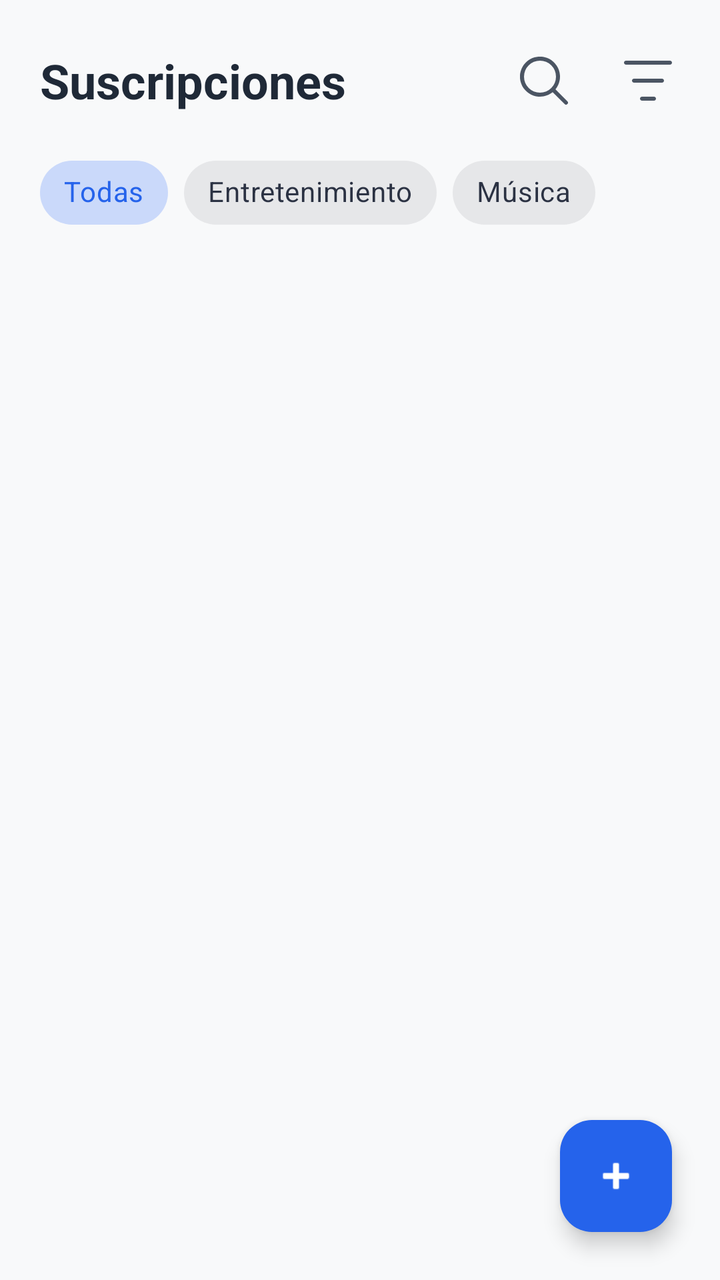
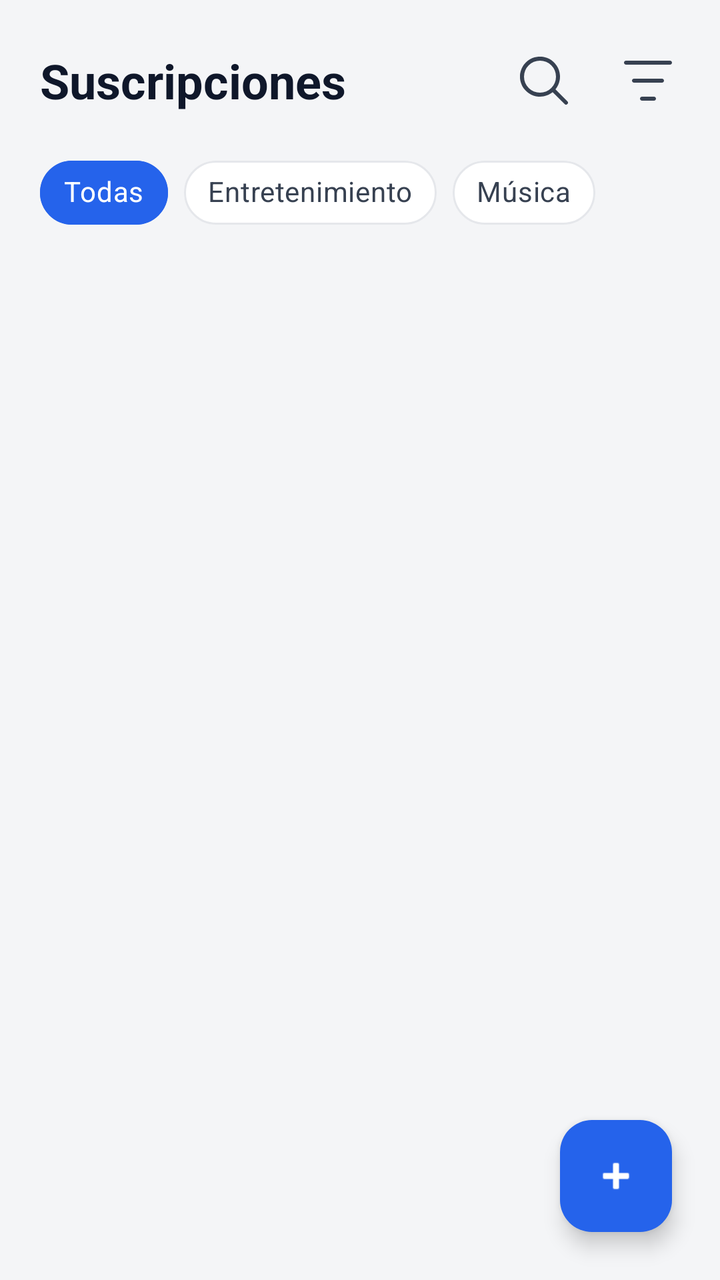

The first picture is an Android layout as it rendered before a commit; the second is the same layout after the commit. The layout source and the unified diff follow.
<!-- AndroidManifest.xml: application theme Theme.SubManager -->
<!-- res/layout/fragment_suscripciones.xml -->
<?xml version="1.0" encoding="utf-8"?>
<androidx.constraintlayout.widget.ConstraintLayout
    xmlns:android="http://schemas.android.com/apk/res/android"
    xmlns:app="http://schemas.android.com/apk/res-auto"
    xmlns:tools="http://schemas.android.com/tools"
    android:layout_width="match_parent"
    android:layout_height="match_parent"
    android:background="#F8F9FA"> <TextView
    android:id="@+id/tvTituloSuscripciones"
    android:layout_width="wrap_content"
    android:layout_height="wrap_content"
    android:layout_marginStart="20dp"
    android:layout_marginTop="24dp"
    android:text="Suscripciones"
    android:textColor="#1F2937"
    android:textSize="24sp"
    android:textStyle="bold"
    app:layout_constraintStart_toStartOf="parent"
    app:layout_constraintTop_toTopOf="parent" />

    <ImageButton
        android:id="@+id/btnFiltro"
        android:layout_width="48dp"
        android:layout_height="48dp"
        android:layout_marginEnd="12dp"
        android:background="?attr/selectableItemBackgroundBorderless"
        android:src="@drawable/ic_filter"
        android:padding="12dp"
        android:scaleType="fitCenter"
        app:tint="#4B5563"
        app:layout_constraintBottom_toBottomOf="@id/tvTituloSuscripciones"
        app:layout_constraintEnd_toEndOf="parent"
        app:layout_constraintTop_toTopOf="@id/tvTituloSuscripciones" />

    <ImageButton
        android:id="@+id/btnBuscar"
        android:layout_width="48dp"
        android:layout_height="48dp"
        android:layout_marginEnd="4dp"
        android:background="?attr/selectableItemBackgroundBorderless"
        android:src="@drawable/ic_search"
        android:padding="12dp"
        android:scaleType="fitCenter"
        app:tint="#4B5563"
        app:layout_constraintBottom_toBottomOf="@id/tvTituloSuscripciones"
        app:layout_constraintEnd_toStartOf="@id/btnFiltro"
        app:layout_constraintTop_toTopOf="@id/tvTituloSuscripciones" />

    <HorizontalScrollView
        android:id="@+id/hsvCategorias"
        android:layout_width="match_parent"
        android:layout_height="wrap_content"
        android:layout_marginTop="16dp"
        android:clipToPadding="false"
        android:paddingHorizontal="20dp"
        android:scrollbars="none"
        app:layout_constraintTop_toBottomOf="@id/tvTituloSuscripciones">

        <com.google.android.material.chip.ChipGroup
            android:id="@+id/cgCategorias"
            android:layout_width="wrap_content"
            android:layout_height="wrap_content"
            app:singleSelection="true"
            app:selectionRequired="true">

            <com.google.android.material.chip.Chip
                android:id="@+id/chipTodas"
                style="@style/Widget.MaterialComponents.Chip.Choice"
                android:layout_width="wrap_content"
                android:layout_height="wrap_content"
                android:checked="true"
                android:text="Todas" />

            <com.google.android.material.chip.Chip
                android:id="@+id/chipEntretenimiento"
                style="@style/Widget.MaterialComponents.Chip.Choice"
                android:layout_width="wrap_content"
                android:layout_height="wrap_content"
                android:text="Entretenimiento" />

            <com.google.android.material.chip.Chip
                android:id="@+id/chipMusica"
                style="@style/Widget.MaterialComponents.Chip.Choice"
                android:layout_width="wrap_content"
                android:layout_height="wrap_content"
                android:text="Música" />

        </com.google.android.material.chip.ChipGroup>
    </HorizontalScrollView>

    <androidx.recyclerview.widget.RecyclerView
        android:id="@+id/rvSuscripciones"
        android:layout_width="match_parent"
        android:layout_height="0dp"
        android:layout_marginTop="12dp"
        android:clipToPadding="false"
        android:paddingBottom="80dp"
        app:layout_constraintBottom_toBottomOf="parent"
        app:layout_constraintTop_toBottomOf="@id/hsvCategorias" />

    <com.google.android.material.floatingactionbutton.FloatingActionButton
        android:id="@+id/fabAgregar"
        android:layout_width="wrap_content"
        android:layout_height="wrap_content"
        android:layout_marginEnd="24dp"
        android:layout_marginBottom="24dp"
        android:src="@android:drawable/ic_input_add"
        app:backgroundTint="#2563EB"
        app:tint="@android:color/white"
        app:layout_constraintBottom_toBottomOf="parent"
        app:layout_constraintEnd_toEndOf="parent" />

</androidx.constraintlayout.widget.ConstraintLayout>
<!-- resources referenced by this layout -->
<resources>
  <!-- drawable ic_filter (drawable) -->
  <vector xmlns:android="http://schemas.android.com/apk/res/android"
      android:width="512dp"
      android:height="512dp"
      android:viewportWidth="24"
      android:viewportHeight="24">
    <path
        android:fillColor="#FF000000"
        android:pathData="M24,3c0,0.55 -0.45,1 -1,1L1,4c-0.55,0 -1,-0.45 -1,-1s0.45,-1 1,-1L23,2c0.55,0 1,0.45 1,1ZM15,20h-6c-0.55,0 -1,0.45 -1,1s0.45,1 1,1h6c0.55,0 1,-0.45 1,-1s-0.45,-1 -1,-1ZM19,11L5,11c-0.55,0 -1,0.45 -1,1s0.45,1 1,1h14c0.55,0 1,-0.45 1,-1s-0.45,-1 -1,-1Z"/>
  </vector>
  <!-- drawable ic_search (drawable) -->
  <vector xmlns:android="http://schemas.android.com/apk/res/android"
      android:width="512dp"
      android:height="512dp"
      android:viewportWidth="24"
      android:viewportHeight="24">
    <path
        android:fillColor="#FF000000"
        android:pathData="M23.707,22.293l-5.969,-5.969a10.016,10.016 0,1 0,-1.414 1.414l5.969,5.969a1,1 0,0 0,1.414 -1.414ZM10,18a8,8 0,1 1,8 -8A8.009,8.009 0,0 1,10 18Z"/>
  </vector>
  <style name="Theme.SubManager" parent="Base.Theme.SubManager" />
  <style name="Base.Theme.SubManager" parent="Theme.Material3.DayNight.NoActionBar">
          <item name="colorPrimary">@color/primary</item>
          <item name="colorPrimaryVariant">@color/primary_dark</item>
          <item name="colorOnPrimary">@color/text_on_primary</item>
          <item name="colorSecondary">@color/accent_purple</item>
          <item name="colorSecondaryVariant">@color/accent_pink</item>
          <item name="colorOnSecondary">@color/text_on_primary</item>
          <item name="android:colorBackground">@color/background</item>
          <item name="colorSurface">@color/surface</item>
          <item name="colorOnSurface">@color/text_primary</item>
          <item name="colorError">@color/error</item>
          <item name="android:statusBarColor">@color/background</item>
          <item name="android:windowLightStatusBar">true</item>
          <item name="android:navigationBarColor">@color/surface</item>
          <item name="android:windowLightNavigationBar">true</item>
          <item name="elevationOverlayEnabled">false</item>
      </style>
  <color name="primary">#2563EB</color>
  <color name="primary_dark">#1D4ED8</color>
  <color name="text_on_primary">#FFFFFF</color>
  <color name="accent_purple">#7C3AED</color>
  <color name="accent_pink">#EC4899</color>
  <color name="background">#F4F5F7</color>
  <color name="surface">#FFFFFF</color>
  <color name="text_primary">#0F172A</color>
  <color name="error">#DC2626</color>
</resources>

<!-- the commit's change to res/layout/fragment_suscripciones.xml (unified diff, before → after) -->
@@ -5,15 +5,14 @@
     xmlns:tools="http://schemas.android.com/tools"
     android:layout_width="match_parent"
     android:layout_height="match_parent"
-    android:background="#F8F9FA"> <TextView
+    android:background="@color/background"> <TextView
     android:id="@+id/tvTituloSuscripciones"
     android:layout_width="wrap_content"
     android:layout_height="wrap_content"
     android:layout_marginStart="20dp"
     android:layout_marginTop="24dp"
     android:text="Suscripciones"
-    android:textColor="#1F2937"
-    android:textSize="24sp"
+    android:textColor="@color/text_primary" android:textSize="24sp"
     android:textStyle="bold"
     app:layout_constraintStart_toStartOf="parent"
     app:layout_constraintTop_toTopOf="parent" />
@@ -27,8 +26,7 @@
         android:src="@drawable/ic_filter"
         android:padding="12dp"
         android:scaleType="fitCenter"
-        app:tint="#4B5563"
-        app:layout_constraintBottom_toBottomOf="@id/tvTituloSuscripciones"
+        app:tint="@color/text_secondary" app:layout_constraintBottom_toBottomOf="@id/tvTituloSuscripciones"
         app:layout_constraintEnd_toEndOf="parent"
         app:layout_constraintTop_toTopOf="@id/tvTituloSuscripciones" />
 
@@ -41,8 +39,7 @@
         android:src="@drawable/ic_search"
         android:padding="12dp"
         android:scaleType="fitCenter"
-        app:tint="#4B5563"
-        app:layout_constraintBottom_toBottomOf="@id/tvTituloSuscripciones"
+        app:tint="@color/text_secondary" app:layout_constraintBottom_toBottomOf="@id/tvTituloSuscripciones"
         app:layout_constraintEnd_toStartOf="@id/btnFiltro"
         app:layout_constraintTop_toTopOf="@id/tvTituloSuscripciones" />
 
@@ -69,21 +66,36 @@
                 android:layout_width="wrap_content"
                 android:layout_height="wrap_content"
                 android:checked="true"
-                android:text="Todas" />
+                android:text="Todas"
+                app:chipBackgroundColor="@color/selector_chip_bg"
+                android:textColor="@color/selector_chip_text"
+                app:chipStrokeColor="@color/selector_chip_stroke"
+                app:chipStrokeWidth="1dp"
+                app:checkedIconVisible="false" />
 
             <com.google.android.material.chip.Chip
                 android:id="@+id/chipEntretenimiento"
                 style="@style/Widget.MaterialComponents.Chip.Choice"
                 android:layout_width="wrap_content"
                 android:layout_height="wrap_content"
-                android:text="Entretenimiento" />
+                android:text="Entretenimiento"
+                app:chipBackgroundColor="@color/selector_chip_bg"
+                android:textColor="@color/selector_chip_text"
+                app:chipStrokeColor="@color/selector_chip_stroke"
+                app:chipStrokeWidth="1dp"
+                app:checkedIconVisible="false" />
 
             <com.google.android.material.chip.Chip
                 android:id="@+id/chipMusica"
                 style="@style/Widget.MaterialComponents.Chip.Choice"
                 android:layout_width="wrap_content"
                 android:layout_height="wrap_content"
-                android:text="Música" />
+                android:text="Música"
+                app:chipBackgroundColor="@color/selector_chip_bg"
+                android:textColor="@color/selector_chip_text"
+                app:chipStrokeColor="@color/selector_chip_stroke"
+                app:chipStrokeWidth="1dp"
+                app:checkedIconVisible="false" />
 
         </com.google.android.material.chip.ChipGroup>
     </HorizontalScrollView>
@@ -105,9 +117,7 @@
         android:layout_marginEnd="24dp"
         android:layout_marginBottom="24dp"
         android:src="@android:drawable/ic_input_add"
-        app:backgroundTint="#2563EB"
-        app:tint="@android:color/white"
-        app:layout_constraintBottom_toBottomOf="parent"
+        app:backgroundTint="@color/primary" app:tint="@color/text_on_primary" app:layout_constraintBottom_toBottomOf="parent"
         app:layout_constraintEnd_toEndOf="parent" />
 
 </androidx.constraintlayout.widget.ConstraintLayout>
<!-- resource entries referenced after the edit -->
@@ -1,5 +1,10 @@
 <!-- resources referenced by this layout -->
 <resources>
+  <color name="background">#F4F5F7</color>
+  <color name="primary">#2563EB</color>
+  <color name="text_on_primary">#FFFFFF</color>
+  <color name="text_primary">#0F172A</color>
+  <color name="text_secondary">#374151</color>
   <!-- drawable ic_filter (drawable) -->
   <vector xmlns:android="http://schemas.android.com/apk/res/android"
       android:width="512dp"
@@ -38,14 +43,10 @@
           <item name="android:windowLightNavigationBar">true</item>
           <item name="elevationOverlayEnabled">false</item>
       </style>
-  <color name="primary">#2563EB</color>
   <color name="primary_dark">#1D4ED8</color>
-  <color name="text_on_primary">#FFFFFF</color>
   <color name="accent_purple">#7C3AED</color>
   <color name="accent_pink">#EC4899</color>
-  <color name="background">#F4F5F7</color>
   <color name="surface">#FFFFFF</color>
-  <color name="text_primary">#0F172A</color>
   <color name="error">#DC2626</color>
 </resources>
 
